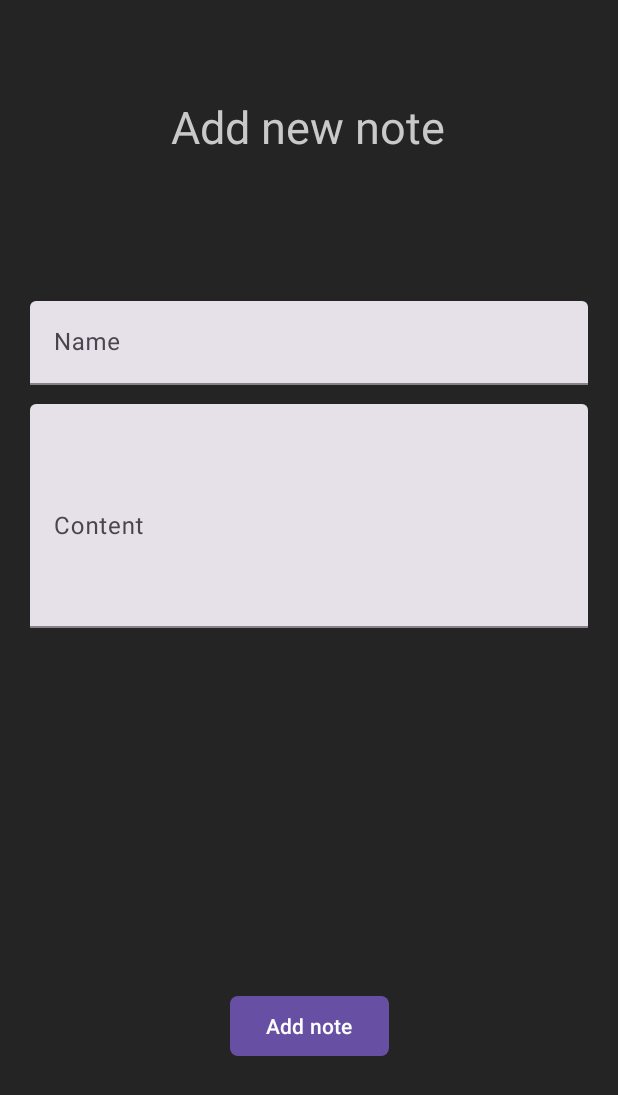
After one commit to hypertensiune/Passknight, an Android app: the NoteItemForm screen opened through its navigation route, on a phone screen of 412 x 824 dp. The commit adds this screen. Shown: the top 1095 px of the screen. Run offline under Robolectric (Android 15) with nearby library versions, the phone set to English and light mode, and no system bars; our stand-ins replace Firebase (no records; nobody signed in at launch, a user with empty details on screens opened directly), data binding; 3 statements that could not run were skipped.

Commit message:
Add note form

```diff
--- /dev/null
+++ b/android/app/src/main/java/com/example/passknight/fragments/NoteItemForm.kt
@@ -0,0 +1,33 @@
+package com.example.passknight.fragments
+
+import android.os.Bundle
+import android.view.LayoutInflater
+import android.view.View
+import android.view.ViewGroup
+import androidx.databinding.DataBindingUtil
+import androidx.fragment.app.Fragment
+import androidx.lifecycle.ViewModelProvider
+import com.example.passknight.R
+import com.example.passknight.databinding.FragmentNoteItemFormBinding
+import com.example.passknight.viewmodels.VaultViewModel
+
+class NoteItemForm : Fragment() {
+
+    private lateinit var binding: FragmentNoteItemFormBinding
+
+    override fun onCreateView(
+        inflater: LayoutInflater, container: ViewGroup?,
+        savedInstanceState: Bundle?
+    ): View? {
+        // Inflate the layout for this fragment
+        binding = DataBindingUtil.inflate(inflater, R.layout.fragment_note_item_form, container, false)
+
+        val viewModel = ViewModelProvider(requireActivity())[VaultViewModel::class.java]
+
+        binding.viewModel = viewModel
+        binding.lifecycleOwner = viewLifecycleOwner
+
+        return binding.root
+    }
+
+}
--- a/android/app/src/main/java/com/example/passknight/viewmodels/VaultViewModel.kt
+++ b/android/app/src/main/java/com/example/passknight/viewmodels/VaultViewModel.kt
@@ -1,8 +1,6 @@
 package com.example.passknight.viewmodels
 
-import android.util.Log
 import android.view.View
-import android.widget.Toast
 import androidx.lifecycle.MutableLiveData
 import androidx.lifecycle.ViewModel
 import androidx.lifecycle.viewModelScope
@@ -13,18 +11,17 @@ import com.example.passknight.models.PasswordItem
 import com.example.passknight.models.Vault
 import com.example.passknight.services.Firestore
 import kotlinx.coroutines.Dispatchers
-import kotlinx.coroutines.delay
 import kotlinx.coroutines.launch
-import java.io.Serializable
 
 class VaultViewModel(private val navController: NavController) : ViewModel() {
 
     val vault: MutableLiveData<Vault> = MutableLiveData(Vault("android", null))
 
     val passwordItem = PasswordItem.empty()
+    val noteItem = NoteItem.empty()
 
     val loadingScreen: MutableLiveData<Boolean> = MutableLiveData(false)
-    val loadingMessage = "Adding new password item.."
+    val loadingMessage: MutableLiveData<String> = MutableLiveData("")
     val toastMessage: MutableLiveData<String> = MutableLiveData("")
 
     init {
@@ -41,6 +38,8 @@ class VaultViewModel(private val navController: NavController) : ViewModel() {
     fun addNewPasswordItem(view: View) {
         // enable the progress bar while waiting for the result
         loadingScreen.value = true
+        loadingMessage.value = "Adding new password item.."
+
         viewModelScope.launch(Dispatchers.Main) {
             val result = Firestore.addItemToVault(passwordItem)
             if(result) {
@@ -63,6 +62,30 @@ class VaultViewModel(private val navController: NavController) : ViewModel() {
     }
 
     fun openNoteItemForm(view: View) {
+        navController.navigate(R.id.vault_view_to_note_form)
+    }
 
+    fun addNewNoteItem(view: View) {
+        // enable the progress bar while waiting for the result
+        loadingScreen.value = true
+        loadingMessage.value = "Adding new note item.."
+
+        viewModelScope.launch(Dispatchers.Main) {
+            val result = Firestore.addItemToVault(noteItem)
+            if(result) {
+                // If firebase successfully added the new item add it in the vault as well to display
+                // Do this to avoid fetching all the data from firebase again after adding
+                vault.value?.addItem(noteItem)
+
+                // Navigate back to the passwords tab
+                navController.popBackStack()
+            } else {
+                loadingScreen.postValue(false)
+                toastMessage.postValue("There was an error adding the new note item to firebase!")
+
+                noteItem.name = ""
+                noteItem.content = ""
+            }
+        }
     }
 }
--- /dev/null
+++ b/android/app/src/main/res/layout/fragment_note_item_form.xml
@@ -0,0 +1,140 @@
+<?xml version="1.0" encoding="utf-8"?>
+<layout xmlns:android="http://schemas.android.com/apk/res/android"
+    xmlns:app="http://schemas.android.com/apk/res-auto"
+    xmlns:tools="http://schemas.android.com/tools">
+
+    <data>
+        <import type="android.view.View"/>
+        <variable
+            name="viewModel"
+            type="com.example.passknight.viewmodels.VaultViewModel" />
+    </data>
+
+    <FrameLayout
+        android:layout_width="match_parent"
+        android:layout_height="match_parent"
+        android:background="@color/BackgroundPrimary">
+
+        <RelativeLayout
+            android:layout_width="match_parent"
+            android:layout_height="match_parent"
+            android:visibility="@{viewModel.loadingScreen ? View.VISIBLE : View.GONE}">
+
+            <ImageView
+                android:id="@+id/logoLoading"
+                android:layout_width="match_parent"
+                android:layout_height="wrap_content"
+                android:layout_alignParentTop="true"
+                android:layout_marginTop="80dp"
+                android:scaleX="1.2"
+                android:scaleY="1.2"
+                android:src="@drawable/logo" />
+
+            <TextView
+                android:id="@+id/loadingMessage"
+                android:layout_width="wrap_content"
+                android:layout_height="wrap_content"
+                android:text="@{viewModel.loadingMessage}"
+                tools:text="Loading message.."
+                android:paddingBottom="55dp"
+                android:layout_centerVertical="true"
+                android:layout_centerHorizontal="true"
+                android:textSize="22sp" />
+
+            <com.google.android.material.progressindicator.CircularProgressIndicator
+                android:id="@+id/circularProgressIndicator"
+                android:layout_width="wrap_content"
+                android:layout_height="wrap_content"
+                android:layout_centerHorizontal="true"
+                android:layout_alignBottom="@+id/loadingMessage"
+                android:indeterminate="true" />
+
+        </RelativeLayout>
+
+        <androidx.constraintlayout.widget.ConstraintLayout
+            android:layout_width="match_parent"
+            android:layout_height="match_parent"
+            android:visibility="@{viewModel.loadingScreen ? View.GONE : View.VISIBLE}">
+
+            <TextView
+                android:id="@+id/textView2"
+                android:layout_width="wrap_content"
+                android:layout_height="wrap_content"
+                android:layout_marginTop="64dp"
+                android:text="Add new note"
+                android:textColor="@color/ForegroundColor"
+                android:textSize="30sp"
+                app:layout_constraintEnd_toEndOf="parent"
+                app:layout_constraintHorizontal_bias="0.498"
+                app:layout_constraintStart_toStartOf="parent"
+                app:layout_constraintTop_toTopOf="parent" />
+
+            <com.google.android.material.textfield.TextInputLayout
+                android:id="@+id/textInputLayout2"
+                style="?attr/textInputFilledStyle"
+                android:layout_width="match_parent"
+                android:layout_height="wrap_content"
+                android:layout_marginHorizontal="20dp"
+                android:hint="Name"
+                app:boxStrokeColor="@color/Primary"
+                app:cursorColor="@color/Primary"
+                app:hintTextColor="@color/Primary"
+                app:layout_constraintBottom_toBottomOf="parent"
+                app:layout_constraintTop_toTopOf="parent"
+                app:layout_constraintVertical_bias="0.261"
+                tools:layout_editor_absoluteX="16dp">
+
+                <com.google.android.material.textfield.TextInputEditText
+                    android:layout_width="match_parent"
+                    android:layout_height="wrap_content"
+                    android:text="@={viewModel.noteItem.name}"
+                    android:textColor="@color/white"
+                    app:endIconTint="@color/white" />
+
+            </com.google.android.material.textfield.TextInputLayout>
+
+            <com.google.android.material.textfield.TextInputLayout
+                android:id="@+id/textInputLayout3"
+                style="?attr/textInputFilledStyle"
+                android:layout_width="match_parent"
+                android:layout_height="wrap_content"
+                android:layout_marginHorizontal="20dp"
+                android:hint="Content"
+                app:boxStrokeColor="@color/Primary"
+                app:cursorColor="@color/Primary"
+                app:hintTextColor="@color/Primary"
+                app:layout_constraintBottom_toBottomOf="parent"
+                app:layout_constraintTop_toBottomOf="@+id/textInputLayout2"
+                app:layout_constraintVertical_bias="0.03"
+                tools:layout_editor_absoluteX="24dp">
+
+                <com.google.android.material.textfield.TextInputEditText
+                    android:layout_width="match_parent"
+                    android:layout_height="wrap_content"
+                    android:inputType="textMultiLine"
+                    android:minLines="6"
+                    android:maxLines="12"
+                    android:text="@={viewModel.noteItem.content}"
+                    android:textColor="@color/white"
+                    app:endIconTint="@color/white" />
+
+            </com.google.android.material.textfield.TextInputLayout>
+
+            <com.google.android.material.button.MaterialButton
+                android:layout_width="wrap_content"
+                android:layout_height="wrap_content"
+                android:layout_marginTop="94dp"
+                android:onClick="@{viewModel::addNewNoteItem}"
+                android:text="Add note"
+                app:cornerRadius="5dp"
+                app:layout_constraintBottom_toBottomOf="parent"
+                app:layout_constraintEnd_toEndOf="parent"
+                app:layout_constraintVertical_bias="0.83"
+                app:layout_constraintStart_toStartOf="parent"
+                app:layout_constraintTop_toTopOf="parent" />
+
+        </androidx.constraintlayout.widget.ConstraintLayout>
+
+    </FrameLayout>
+
+</layout>
--- a/android/app/src/main/res/layout/fragment_tab_notes.xml
+++ b/android/app/src/main/res/layout/fragment_tab_notes.xml
@@ -26,7 +26,7 @@
         <com.google.android.material.button.MaterialButton
             android:layout_width="45dp"
             android:layout_height="50dp"
-            android:onClick="@{viewModel::onNewNoteItemClick}"
+            android:onClick="@{viewModel::openNoteItemForm}"
             app:icon="@drawable/baseline_add_24"
             app:iconGravity="textStart"
             app:iconPadding="0dp"
--- a/android/app/src/main/res/navigation/navigation.xml
+++ b/android/app/src/main/res/navigation/navigation.xml
@@ -46,12 +46,20 @@
         <action
             android:id="@+id/vault_view_to_password_form"
             app:destination="@id/password_form"/>
+        <action
+            android:id="@+id/vault_view_to_note_form"
+            app:destination="@id/note_form"/>
 
     </fragment>
 
     <fragment
         android:id="@+id/password_form"
-        android:name="com.example.passknight.fragments.PasswordForm"
+        android:name="com.example.passknight.fragments.PasswordItemForm"
         tools:layout="@layout/fragment_password_item_form"/>
 
+    <fragment
+        android:id="@+id/note_form"
+        android:name="com.example.passknight.fragments.NoteItemForm"
+        tools:layout="@layout/fragment_note_item_form"/>
+
 </navigation>
```
